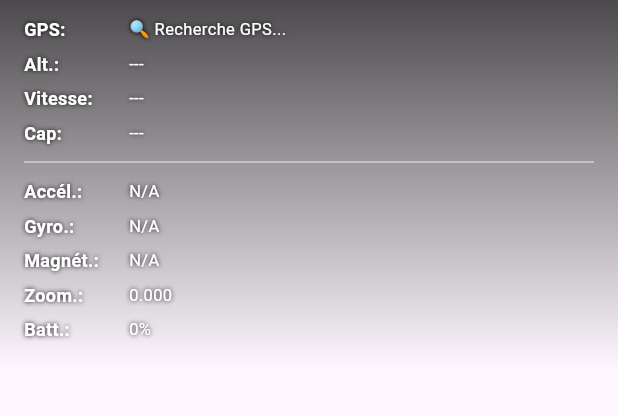
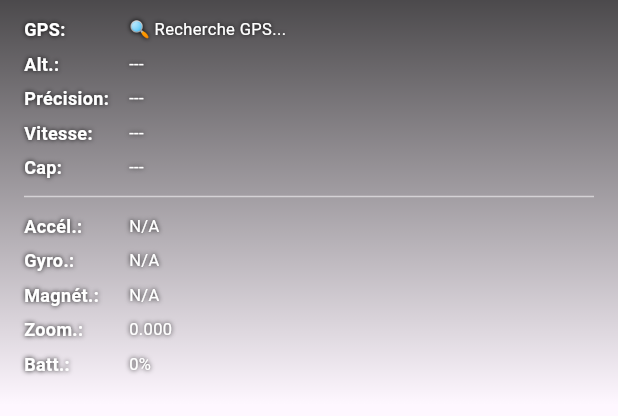
Before and after one commit to alifs-dev/moonpatrol, a Flutter app: the SensorOverlayWidget widget shown alone on an empty page, opened directly with empty values, on a phone screen of 412 x 824 dp. Shown: the top 416 px of the screen. Run offline on Flutter 3.47's test engine with Material 3 defaults, Android fonts, the phone set to English and light mode, and no system bars; our stand-ins replace battery_plus, camera, device_info_plus, flutter_dotenv, geolocator, native_exif and 2 more; missing offline and left inert: gal.

```diff
--- a/lib/widgets/sensor_overlay_widget.dart
+++ b/lib/widgets/sensor_overlay_widget.dart
@@ -20,6 +20,12 @@ class SensorOverlayWidget extends StatelessWidget {
     this.batteryLevel,
     this.zoomLevel,
   });
+
+  String _formatAltitude(double? altitude) {
+    if (altitude == null) return '---';
+    if (altitude == 0.0) return '0 m (GPS 2D fix)';
+    return '${altitude.toStringAsFixed(1)} m';
+  }
 
   @override
   Widget build(BuildContext context) {
@@ -53,7 +59,12 @@ class SensorOverlayWidget extends StatelessWidget {
             ),
             _buildSensorRow(
               'Alt.',
-              position != null ? '${position!.altitude.toStringAsFixed(1)} m' : '---',
+              _formatAltitude(position?.altitude),
+              color: (position?.altitude == 0.0) ? Colors.orange : Colors.white,
+            ),
+            _buildSensorRow(
+              'Précision',
+              position != null ? '±${position!.accuracy.toStringAsFixed(1)} m' : '---',
             ),
             _buildSensorRow(
               'Vitesse',
@@ -90,7 +101,7 @@ class SensorOverlayWidget extends StatelessWidget {
     );
   }
 
-  Widget _buildSensorRow(String label, String value) {
+  Widget _buildSensorRow(String label, String value, {Color color = Colors.white}) {
     return Padding(
       padding: const EdgeInsets.symmetric(vertical: 3),
       child: Row(
@@ -110,10 +121,10 @@ class SensorOverlayWidget extends StatelessWidget {
           Expanded(
             child: Text(
               value,
-              style: const TextStyle(
-                color: Colors.white,
+              style: TextStyle(
+                color: color,
                 fontSize: 11,
-                shadows: [Shadow(color: Colors.black, blurRadius: 4)],
+                shadows: const [Shadow(color: Colors.black, blurRadius: 4)],
               ),
             ),
           ),
```
Also changed, not shown: lib/screens/camera_screen.dart (+0 -24 lines).
